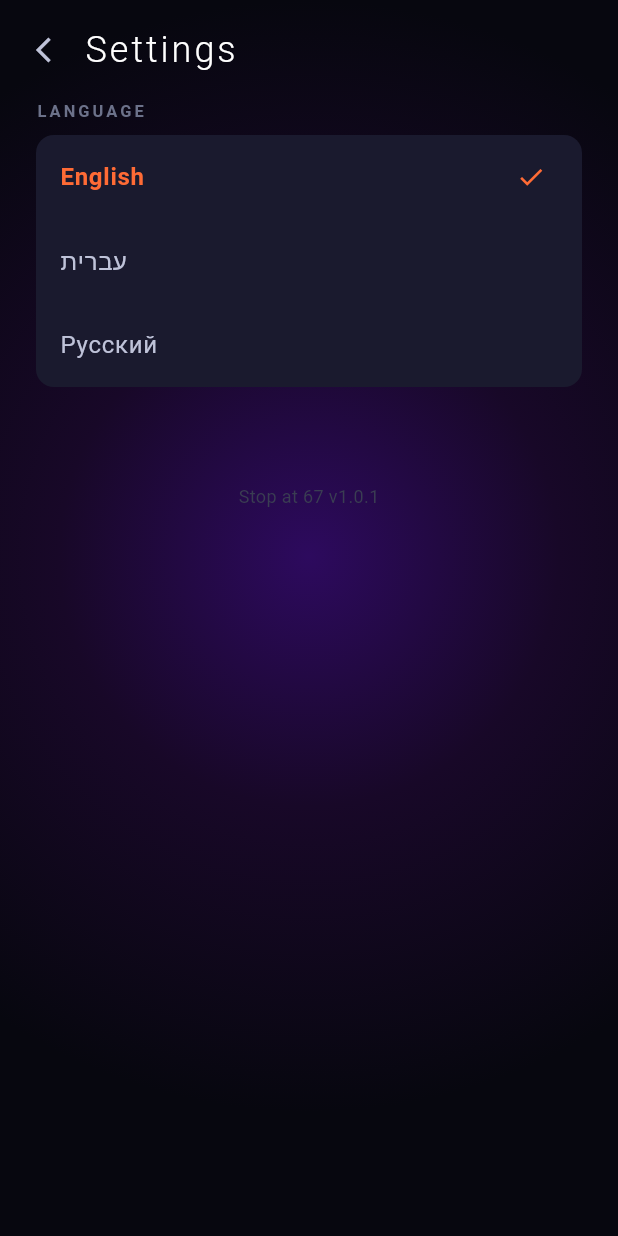
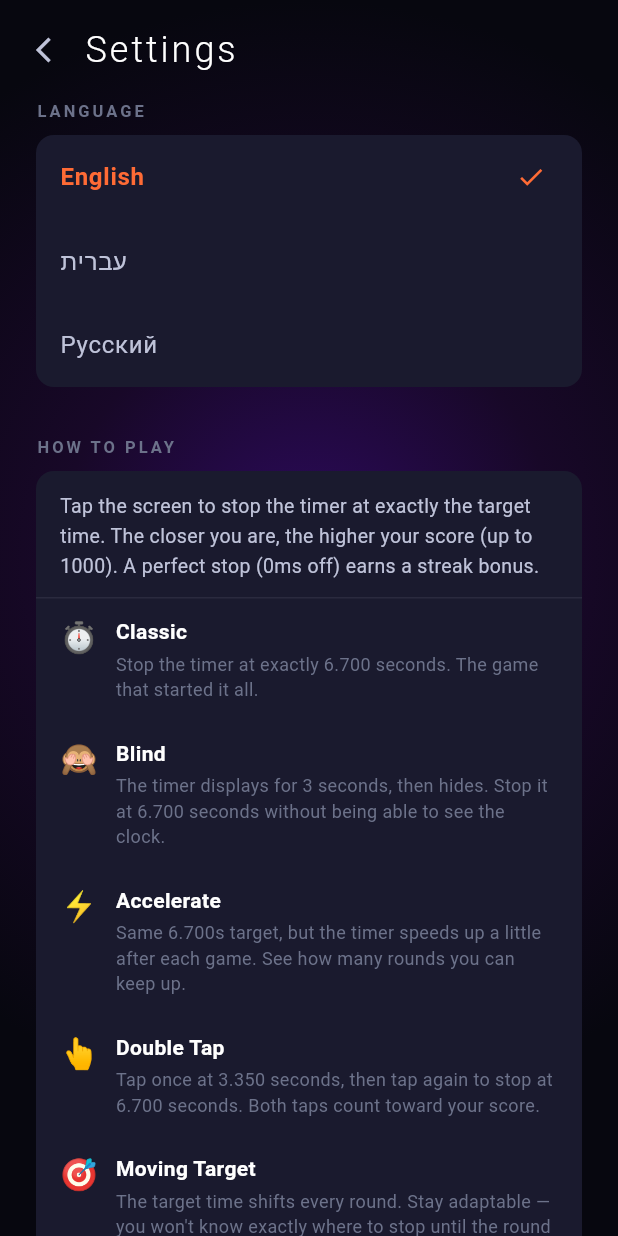
Before and after one commit to Arnon-E/67Games, a Flutter app: the SettingsScreen screen opened directly, on a phone screen of 412 x 824 dp. Run offline on Flutter 3.47's test engine with Material 3 defaults, Android fonts, the phone set to English and light mode, and no system bars; our stand-ins replace audioplayers, cloud_firestore, firebase_auth, firebase_core, flutter_tts, google_mobile_ads and 5 more; missing offline and left inert: haptic_feedback; accounts and stored records are empty.

Commit message:
feat: add 'How to Play' section with game rules and instructions

```diff
--- a/stop_at_67/lib/l10n/app_en.arb
+++ b/stop_at_67/lib/l10n/app_en.arb
@@ -258,5 +258,29 @@
     }
   },
   "weeklyMissionsClaim": "CLAIM!",
-  "weeklyMissionsClaimButton": "CLAIM"
+  "weeklyMissionsClaimButton": "CLAIM",
+
+  "settingsHowToPlay": "How to Play",
+  "settingsHowToPlayIntro": "Tap the screen to stop the timer at exactly the target time. The closer you are, the higher your score (up to 1000). A perfect stop (0ms off) earns a streak bonus.",
+
+  "settingsRulesClassicTitle": "Classic",
+  "settingsRulesClassicBody": "Stop the timer at exactly 6.700 seconds. The game that started it all.",
+
+  "settingsRulesBlindTitle": "Blind",
+  "settingsRulesBlindBody": "The timer displays for 3 seconds, then hides. Stop it at 6.700 seconds without being able to see the clock.",
+
+  "settingsRulesSurgeTitle": "Accelerate",
+  "settingsRulesSurgeBody": "Same 6.700s target, but the timer speeds up a little after each game. See how many rounds you can keep up.",
+
+  "settingsRulesDoubleTapTitle": "Double Tap",
+  "settingsRulesDoubleTapBody": "Tap once at 3.350 seconds, then tap again to stop at 6.700 seconds. Both taps count toward your score.",
+
+  "settingsRulesMovingTargetTitle": "Moving Target",
+  "settingsRulesMovingTargetBody": "The target time shifts every round. Stay adaptable — you won't know exactly where to stop until the round begins.",
+
+  "settingsRulesCalibrationTitle": "Calibration",
+  "settingsRulesCalibrationBody": "Make 5 attempts in a row. Your score is based on the average deviation across all 5 — consistency is everything.",
+
+  "settingsRulesPressureTitle": "Pressure",
+  "settingsRulesPressureBody": "Stop within the allowed tolerance window. Each success tightens the window. Survive as many rounds as you can."
 }
--- a/stop_at_67/lib/l10n/app_he.arb
+++ b/stop_at_67/lib/l10n/app_he.arb
@@ -249,5 +249,29 @@
     }
   },
   "weeklyMissionsClaim": "קח!",
-  "weeklyMissionsClaimButton": "קח"
+  "weeklyMissionsClaimButton": "קח",
+
+  "settingsHowToPlay": "איך משחקים",
+  "settingsHowToPlayIntro": "הקש על המסך כדי לעצור את הטיימר בדיוק בזמן היעד. ככל שתהיה קרוב יותר, כך הניקוד גבוה יותר (עד 1000). עצירה מושלמת (0ms) מעניקה בונוס רצף.",
+
+  "settingsRulesClassicTitle": "קלאסי",
+  "settingsRulesClassicBody": "עצור את הטיימר בדיוק על 6.700 שניות. המשחק שממנו הכל התחיל.",
+
+  "settingsRulesBlindTitle": "עיוור",
+  "settingsRulesBlindBody": "הטיימר מוצג 3 שניות ואז נעלם. עצור אותו על 6.700 שניות בלי לראות את השעון.",
+
+  "settingsRulesSurgeTitle": "האצה",
+  "settingsRulesSurgeBody": "אותו יעד של 6.700 שנ׳, אבל הטיימר מאיץ קצת אחרי כל משחק. כמה סיבובים תוכל להחזיק?",
+
+  "settingsRulesDoubleTapTitle": "הקשה כפולה",
+  "settingsRulesDoubleTapBody": "הקש פעם ראשונה על 3.350 שנ׳, ואז הקש שוב לעצור על 6.700 שנ׳. שתי ההקשות נספרות.",
+
+  "settingsRulesMovingTargetTitle": "מטרה נעה",
+  "settingsRulesMovingTargetBody": "זמן היעד משתנה בכל סיבוב. הישאר גמיש — לא תדע בדיוק היכן לעצור עד שהסיבוב יתחיל.",
+
+  "settingsRulesCalibrationTitle": "כיול",
+  "settingsRulesCalibrationBody": "בצע 5 ניסיונות ברצף. הניקוד מבוסס על הסטייה הממוצעת בכל 5 הניסיונות — עקביות היא הכל.",
+
+  "settingsRulesPressureTitle": "לחץ",
+  "settingsRulesPressureBody": "עצור בתוך חלון הטווח המותר. כל הצלחה מצמצמת את החלון. שרוד כמה שיותר סיבובים."
 }
--- a/stop_at_67/lib/l10n/app_localizations.dart
+++ b/stop_at_67/lib/l10n/app_localizations.dart
@@ -1221,6 +1221,102 @@ abstract class AppLocalizations {
   /// In en, this message translates to:
   /// **'CLAIM'**
   String get weeklyMissionsClaimButton;
+
+  /// No description provided for @settingsHowToPlay.
+  ///
+  /// In en, this message translates to:
+  /// **'How to Play'**
+  String get settingsHowToPlay;
+
+  /// No description provided for @settingsHowToPlayIntro.
+  ///
+  /// In en, this message translates to:
+  /// **'Tap the screen to stop the timer at exactly the target time. The closer you are, the higher your score (up to 1000). A perfect stop (0ms off) earns a streak bonus.'**
+  String get settingsHowToPlayIntro;
+
+  /// No description provided for @settingsRulesClassicTitle.
+  ///
+  /// In en, this message translates to:
+  /// **'Classic'**
+  String get settingsRulesClassicTitle;
+
+  /// No description provided for @settingsRulesClassicBody.
+  ///
+  /// In en, this message translates to:
+  /// **'Stop the timer at exactly 6.700 seconds. The game that started it all.'**
+  String get settingsRulesClassicBody;
+
+  /// No description provided for @settingsRulesBlindTitle.
+  ///
+  /// In en, this message translates to:
+  /// **'Blind'**
+  String get settingsRulesBlindTitle;
+
+  /// No description provided for @settingsRulesBlindBody.
+  ///
+  /// In en, this message translates to:
+  /// **'The timer displays for 3 seconds, then hides. Stop it at 6.700 seconds without being able to see the clock.'**
+  String get settingsRulesBlindBody;
+
+  /// No description provided for @settingsRulesSurgeTitle.
+  ///
+  /// In en, this message translates to:
+  /// **'Accelerate'**
+  String get settingsRulesSurgeTitle;
+
+  /// No description provided for @settingsRulesSurgeBody.
+  ///
+  /// In en, this message translates to:
+  /// **'Same 6.700s target, but the timer speeds up a little after each game. See how many rounds you can keep up.'**
+  String get settingsRulesSurgeBody;
+
+  /// No description provided for @settingsRulesDoubleTapTitle.
+  ///
+  /// In en, this message translates to:
+  /// **'Double Tap'**
+  String get settingsRulesDoubleTapTitle;
+
+  /// No description provided for @settingsRulesDoubleTapBody.
+  ///
+  /// In en, this message translates to:
+  /// **'Tap once at 3.350 seconds, then tap again to stop at 6.700 seconds. Both taps count toward your score.'**
+  String get settingsRulesDoubleTapBody;
+
+  /// No description provided for @settingsRulesMovingTargetTitle.
+  ///
+  /// In en, this message translates to:
+  /// **'Moving Target'**
+  String get settingsRulesMovingTargetTitle;
+
+  /// No description provided for @settingsRulesMovingTargetBody.
+  ///
+  /// In en, this message translates to:
+  /// **'The target time shifts every round. Stay adaptable — you won\'t know exactly where to stop until the round begins.'**
+  String get settingsRulesMovingTargetBody;
+
+  /// No description provided for @settingsRulesCalibrationTitle.
+  ///
+  /// In en, this message translates to:
+  /// **'Calibration'**
+  String get settingsRulesCalibrationTitle;
+
+  /// No description provided for @settingsRulesCalibrationBody.
+  ///
+  /// In en, this message translates to:
+  /// **'Make 5 attempts in a row. Your score is based on the average deviation across all 5 — consistency is everything.'**
+  String get settingsRulesCalibrationBody;
+
+  /// No description provided for @settingsRulesPressureTitle.
+  ///
+  /// In en, this message translates to:
+  /// **'Pressure'**
+  String get settingsRulesPressureTitle;
+
+  /// No description provided for @settingsRulesPressureBody.
+  ///
+  /// In en, this message translates to:
+  /// **'Stop within the allowed tolerance window. Each success tightens the window. Survive as many rounds as you can.'**
+  String get settingsRulesPressureBody;
 }
 
 class _AppLocalizationsDelegate
--- a/stop_at_67/lib/l10n/app_localizations_en.dart
+++ b/stop_at_67/lib/l10n/app_localizations_en.dart
@@ -595,4 +595,60 @@ class AppLocalizationsEn extends AppLocalizations {
 
   @override
   String get weeklyMissionsClaimButton => 'CLAIM';
+
+  @override
+  String get settingsHowToPlay => 'How to Play';
+
+  @override
+  String get settingsHowToPlayIntro =>
+      'Tap the screen to stop the timer at exactly the target time. The closer you are, the higher your score (up to 1000). A perfect stop (0ms off) earns a streak bonus.';
+
+  @override
+  String get settingsRulesClassicTitle => 'Classic';
+
+  @override
+  String get settingsRulesClassicBody =>
+      'Stop the timer at exactly 6.700 seconds. The game that started it all.';
+
+  @override
+  String get settingsRulesBlindTitle => 'Blind';
+
+  @override
+  String get settingsRulesBlindBody =>
+      'The timer displays for 3 seconds, then hides. Stop it at 6.700 seconds without being able to see the clock.';
+
+  @override
+  String get settingsRulesSurgeTitle => 'Accelerate';
+
+  @override
+  String get settingsRulesSurgeBody =>
+      'Same 6.700s target, but the timer speeds up a little after each game. See how many rounds you can keep up.';
+
+  @override
+  String get settingsRulesDoubleTapTitle => 'Double Tap';
+
+  @override
+  String get settingsRulesDoubleTapBody =>
+      'Tap once at 3.350 seconds, then tap again to stop at 6.700 seconds. Both taps count toward your score.';
+
+  @override
+  String get settingsRulesMovingTargetTitle => 'Moving Target';
+
+  @override
+  String get settingsRulesMovingTargetBody =>
+      'The target time shifts every round. Stay adaptable — you won\'t know exactly where to stop until the round begins.';
+
+  @override
+  String get settingsRulesCalibrationTitle => 'Calibration';
+
+  @override
+  String get settingsRulesCalibrationBody =>
+      'Make 5 attempts in a row. Your score is based on the average deviation across all 5 — consistency is everything.';
+
+  @override
+  String get settingsRulesPressureTitle => 'Pressure';
+
+  @override
+  String get settingsRulesPressureBody =>
+      'Stop within the allowed tolerance window. Each success tightens the window. Survive as many rounds as you can.';
 }
--- a/stop_at_67/lib/screens/settings_screen.dart
+++ b/stop_at_67/lib/screens/settings_screen.dart
@@ -54,6 +54,10 @@ class _SettingsScreenState extends State<SettingsScreen> {
 
                     const SizedBox(height: 24),
 
+                    // How to Play
+                    _section(l10n.settingsHowToPlay),
+                    _howToPlaySection(),
+
                     const SizedBox(height: 32),
 
                     // Version
@@ -70,6 +74,82 @@ class _SettingsScreenState extends State<SettingsScreen> {
             ],
           ),
         ),
+      ),
+    );
+  }
+
+  Widget _howToPlaySection() {
+    final l10n = AppLocalizations.of(context);
+    final modes = [
+      (l10n.settingsRulesClassicTitle, l10n.settingsRulesClassicBody, '⏱'),
+      (l10n.settingsRulesBlindTitle, l10n.settingsRulesBlindBody, '🙈'),
+      (l10n.settingsRulesSurgeTitle, l10n.settingsRulesSurgeBody, '⚡'),
+      (l10n.settingsRulesDoubleTapTitle, l10n.settingsRulesDoubleTapBody, '👆'),
+      (l10n.settingsRulesMovingTargetTitle, l10n.settingsRulesMovingTargetBody, '🎯'),
+      (l10n.settingsRulesCalibrationTitle, l10n.settingsRulesCalibrationBody, '📊'),
+      (l10n.settingsRulesPressureTitle, l10n.settingsRulesPressureBody, '🔥'),
+    ];
+
+    return Container(
+      margin: const EdgeInsets.only(bottom: 8),
+      decoration: BoxDecoration(
+        color: AppColors.darkCard,
+        borderRadius: BorderRadius.circular(12),
+      ),
+      child: Column(
+        crossAxisAlignment: CrossAxisAlignment.start,
+        children: [
+          Padding(
+            padding: const EdgeInsets.fromLTRB(16, 14, 16, 10),
+            child: Text(
+              l10n.settingsHowToPlayIntro,
+              style: const TextStyle(
+                color: AppColors.textSecondary,
+                fontSize: 13,
+                height: 1.5,
+              ),
+            ),
+          ),
+          const Divider(color: AppColors.darkElevated, height: 1),
+          ...modes.map((m) => _ruleRow(m.$3, m.$1, m.$2)),
+        ],
+      ),
+    );
+  }
+
+  Widget _ruleRow(String emoji, String title, String body) {
+    return Padding(
+      padding: const EdgeInsets.symmetric(horizontal: 16, vertical: 12),
+      child: Row(
+        crossAxisAlignment: CrossAxisAlignment.start,
+        children: [
+          Text(emoji, style: const TextStyle(fontSize: 20)),
+          const SizedBox(width: 12),
+          Expanded(
+            child: Column(
+              crossAxisAlignment: CrossAxisAlignment.start,
+              children: [
+                Text(
+                  title,
+                  style: const TextStyle(
+                    color: AppColors.textPrimary,
+                    fontSize: 14,
+                    fontWeight: FontWeight.w600,
+                  ),
+                ),
+                const SizedBox(height: 3),
+                Text(
+                  body,
+                  style: const TextStyle(
+                    color: AppColors.textDisabled,
+                    fontSize: 12,
+                    height: 1.4,
+                  ),
+                ),
+              ],
+            ),
+          ),
+        ],
       ),
     );
   }
```
Also changed, not shown: stop_at_67/lib/l10n/app_localizations_he.dart (+56 -0 lines), stop_at_67/lib/l10n/app_localizations_ru.dart (+56 -0 lines), stop_at_67/lib/l10n/app_ru.arb (+25 -1 lines).
